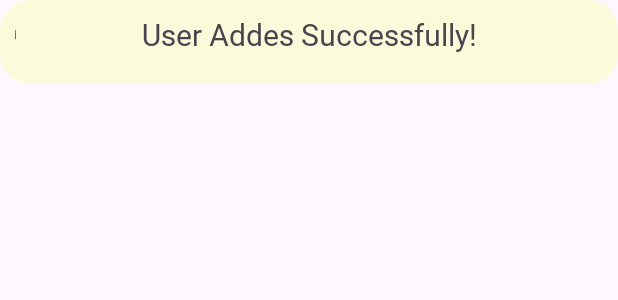
After one commit to ilsofias/FireBase_Test, an Android app: the layout custom_toast.xml on its own in the app's theme, with its tools: preview values and no code run, on a phone screen of 412 x 824 dp. The commit adds this screen. Shown: the top 300 px of the screen. Run offline under Robolectric (Android 15) with nearby library versions, the phone set to English and light mode, and no system bars.

Commit message:
Added a Custom Toast
PENDING:
Update Feature (RealTime Database/Firebase)

```diff
--- /dev/null
+++ b/app/src/main/res/drawable/background.xml
@@ -0,0 +1,10 @@
+<?xml version="1.0" encoding="utf-8"?>
+<shape android:shape="rectangle" xmlns:android="http://schemas.android.com/apk/res/android">
+    <solid android:color="@color/cream"/>
+    <corners android:radius= "20dp"/>
+        <padding android:left="10dp"
+            android:right = "10dp"
+            android:bottom="10dp"/>
+
+
+</shape>
--- /dev/null
+++ b/app/src/main/res/layout/custom_toast.xml
@@ -0,0 +1,48 @@
+<?xml version="1.0" encoding="utf-8"?>
+<androidx.constraintlayout.widget.ConstraintLayout xmlns:android="http://schemas.android.com/apk/res/android"
+    xmlns:app="http://schemas.android.com/apk/res-auto"
+    xmlns:tools="http://schemas.android.com/tools"
+    android:id="@+id/customToast"
+    android:layout_width="match_parent"
+    android:layout_height="wrap_content"
+    android:background="@drawable/background"
+    android:orientation="horizontal">
+
+
+    <TextView
+        android:id="@+id/customMsg"
+        android:layout_width="match_parent"
+        android:layout_height="wrap_content"
+        android:layout_marginBottom="8dp"
+        android:layout_marginEnd="8dp"
+        android:layout_marginLeft="8dp"
+        android:layout_marginRight="8dp"
+        android:layout_marginStart="8dp"
+        android:layout_marginTop="8dp"
+        android:fontFamily="@font/gamjaflower_reg"
+        android:textSize="20dp"
+        android:text="User Addes Successfully!"
+        android:gravity="center"
+        app:layout_constraintBottom_toBottomOf="parent"
+        app:layout_constraintEnd_toEndOf="parent"
+        app:layout_constraintStart_toEndOf="@+id/imageView2"
+        app:layout_constraintTop_toTopOf="parent" />
+
+    <ImageView
+        android:id="@+id/imageView2"
+        android:layout_width="30dp"
+        android:layout_height="30dp"
+        android:layout_marginBottom="8dp"
+        android:layout_marginLeft="8dp"
+        android:layout_marginStart="8dp"
+        android:maxHeight="20dp"
+        android:maxWidth="20dp"
+        android:layout_marginTop="8dp"
+        app:layout_constraintBottom_toBottomOf="parent"
+        app:layout_constraintEnd_toStartOf="@+id/customMsg"
+        app:layout_constraintStart_toStartOf="parent"
+        app:layout_constraintTop_toTopOf="parent"
+        android:background="@drawable/checked"/>
+
+
+</androidx.constraintlayout.widget.ConstraintLayout>
--- a/app/src/main/res/values/colors.xml
+++ b/app/src/main/res/values/colors.xml
@@ -2,4 +2,7 @@
 <resources>
     <color name="black">#FF000000</color>
     <color name="white">#FFFFFFFF</color>
+    <color name="sageGreen">#ADBC9F</color>
+    <color name="cream">#FBFADA</color>
+
 </resources>
```
Also changed, not shown: app/src/main/java/com/example/firebasetest/Client.java (+16 -0 lines), app/src/main/java/com/example/firebasetest/RegisterAcc.java (+18 -2 lines), app/src/main/res/font/gamjaflower_regular.xml (added, +8 -0 lines), app/src/main/res/drawable/checked.png (added), 1 other file.
